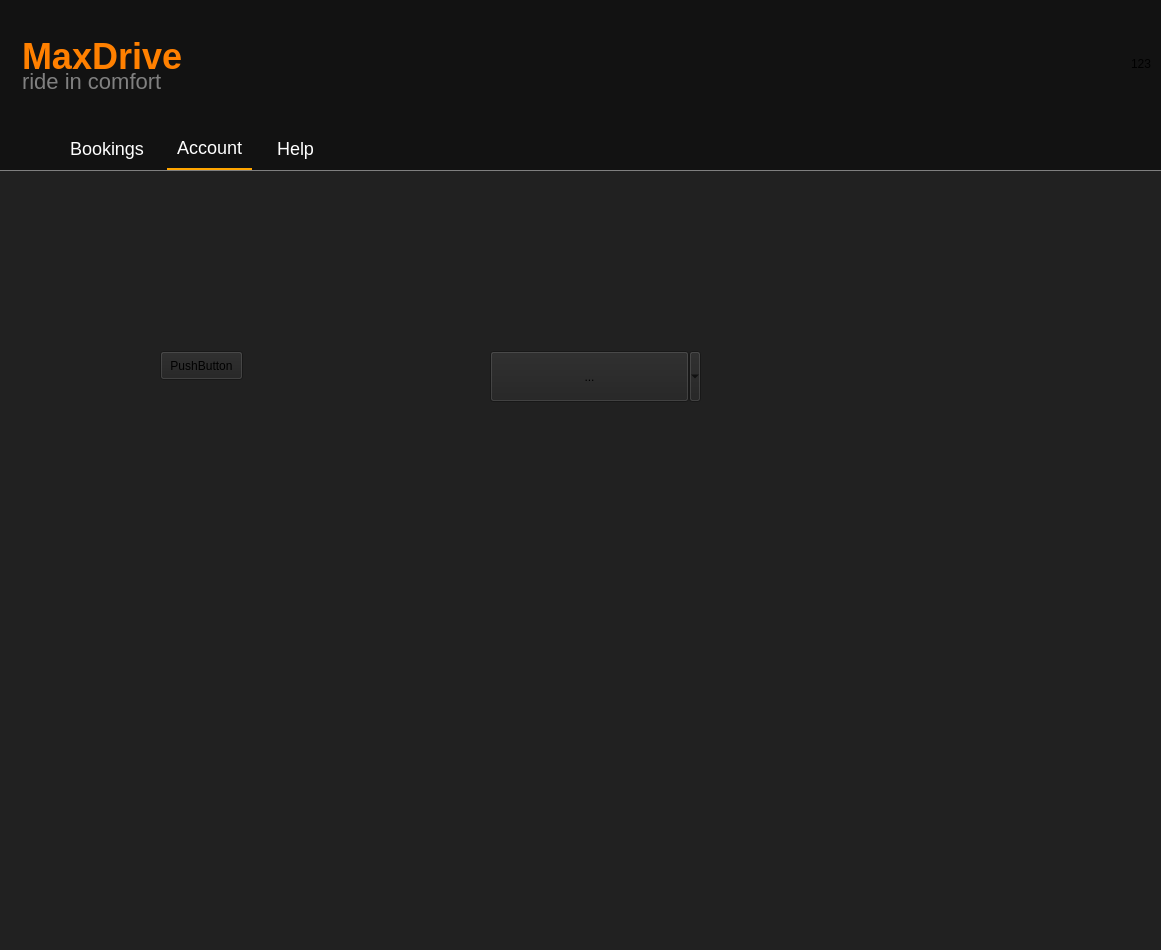
First picture: the form in mainwindow.ui, repository Maks2447/RentalCarsProject, before the edit.
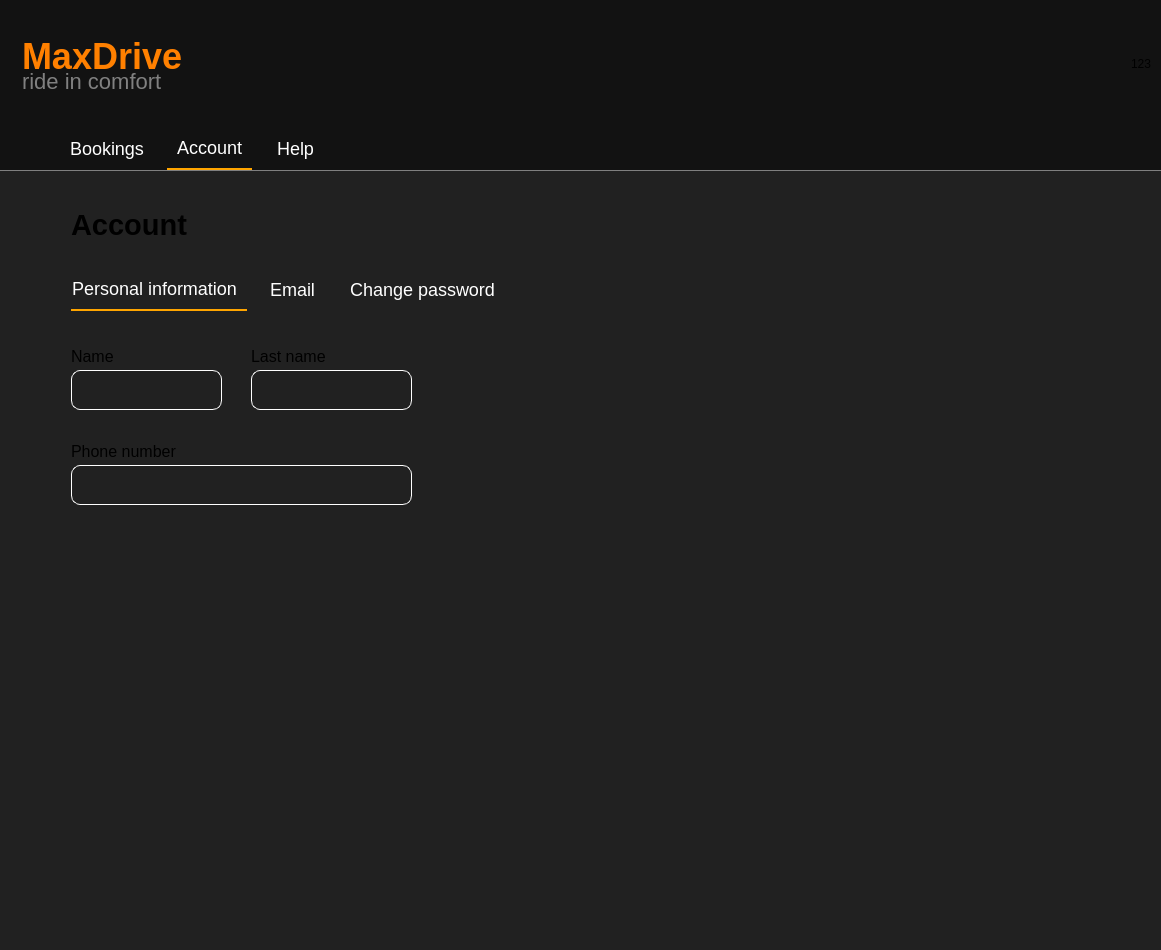
Second picture: the form after the edit. The open tabs and pages were chosen to show the change. Icons and pictures are not drawn.

```diff
--- a/mainwindow.ui
+++ b/mainwindow.ui
@@ -2616,9 +2616,9 @@
          <number>0</number>
         </property>
         <item row="1" column="0">
-         <widget class="QWidget" name="widget_3" native="true">
+         <widget class="QWidget" name="ProfilePage_mainWidget" native="true">
           <property name="styleSheet">
-           <string notr="true">#widget_3 {
+           <string notr="true">#ProfilePage_mainWidget {
 	background-color: #121212;
 }</string>
           </property>
@@ -2636,7 +2636,7 @@
             <number>0</number>
            </property>
            <item>
-            <widget class="QTabWidget" name="tabWidget">
+            <widget class="QTabWidget" name="ProfilePage_mainTabWidget">
              <property name="styleSheet">
               <string notr="true">QTabBar {
     background-color: #212121;
@@ -2679,9 +2679,9 @@
 }</string>
              </property>
              <property name="currentIndex">
-              <number>0</number>
+              <number>1</number>
              </property>
-             <widget class="QWidget" name="Profile_Booking_page">
+             <widget class="QWidget" name="Profile_Booking_Tab">
               <property name="styleSheet">
                <string notr="true">background-color: #212121;
 </string>
@@ -2697,10 +2697,10 @@
                 <number>11</number>
                </property>
                <item>
-                <widget class="QWidget" name="widget_6" native="true">
+                <widget class="QWidget" name="bookingWidget" native="true">
                  <layout class="QHBoxLayout" name="horizontalLayout">
                   <property name="leftMargin">
-                   <number>0</number>
+                   <number>35</number>
                   </property>
                   <property name="topMargin">
                    <number>30</number>
@@ -2712,7 +2712,7 @@
                    <number>0</number>
                   </property>
                   <item>
-                   <widget class="QTabWidget" name="tabWidget_2">
+                   <widget class="QTabWidget" name="Booking_innerTab">
                     <property name="font">
                      <font>
                       <pointsize>9</pointsize>
@@ -2734,12 +2734,13 @@
 QTabWidget::pane {
 	background-color: #212121;
     border-top: 1px solid gray; 
+	margin-left: 20px;
 }</string>
                     </property>
                     <property name="currentIndex">
                      <number>0</number>
                     </property>
-                    <widget class="QWidget" name="tab_2">
+                    <widget class="QWidget" name="ActiveOrders_Tab">
                      <property name="font">
                       <font>
                        <pointsize>15</pointsize>
@@ -2751,6 +2752,9 @@
                       <string>Active</string>
                      </attribute>
                      <layout class="QVBoxLayout" name="verticalLayout_12">
+                      <property name="leftMargin">
+                       <number>11</number>
+                      </property>
                       <item>
                        <widget class="QScrollArea" name="scrollArea_3">
                         <property name="styleSheet">
@@ -2772,7 +2776,7 @@
                           <rect>
                            <x>0</x>
                            <y>0</y>
-                           <width>1117</width>
+                           <width>1062</width>
                            <height>597</height>
                           </rect>
                          </property>
@@ -2798,7 +2802,7 @@
                       </item>
                      </layout>
                     </widget>
-                    <widget class="QWidget" name="tab_3">
+                    <widget class="QWidget" name="PastOrders_Tab">
                      <attribute name="title">
                       <string>Past orders</string>
                      </attribute>
@@ -2818,7 +2822,7 @@
                           <rect>
                            <x>0</x>
                            <y>0</y>
-                           <width>1117</width>
+                           <width>1062</width>
                            <height>597</height>
                           </rect>
                          </property>
@@ -2839,7 +2843,7 @@
                </item>
               </layout>
              </widget>
-             <widget class="QWidget" name="Profile_account_page">
+             <widget class="QWidget" name="Profile_account_Tab">
               <property name="maximumSize">
                <size>
                 <width>16777215</width>
@@ -2852,35 +2856,196 @@
               <attribute name="title">
                <string>Account</string>
               </attribute>
-              <widget class="QPushButton" name="pushButton_2">
-               <property name="geometry">
-                <rect>
-                 <x>160</x>
-                 <y>180</y>
-                 <width>83</width>
-                 <height>29</height>
-                </rect>
+              <layout class="QVBoxLayout" name="verticalLayout_19" stretch="1,8">
+               <property name="spacing">
+                <number>5</number>
                </property>
-               <property name="text">
-                <string>PushButton</string>
+               <property name="leftMargin">
+                <number>71</number>
                </property>
-              </widget>
-              <widget class="QToolButton" name="toolButton">
-               <property name="geometry">
-                <rect>
-                 <x>490</x>
-                 <y>180</y>
-                 <width>211</width>
-                 <height>51</height>
-                </rect>
+               <property name="topMargin">
+                <number>15</number>
                </property>
-               <property name="text">
-                <string>...</string>
+               <property name="rightMargin">
+                <number>0</number>
                </property>
-               <property name="popupMode">
-                <enum>QToolButton::ToolButtonPopupMode::MenuButtonPopup</enum>
+               <property name="bottomMargin">
+                <number>0</number>
                </property>
-              </widget>
+               <item>
+                <widget class="QLabel" name="Account_label">
+                 <property name="font">
+                  <font>
+                   <pointsize>22</pointsize>
+                   <bold>true</bold>
+                  </font>
+                 </property>
+                 <property name="text">
+                  <string>Account</string>
+                 </property>
+                </widget>
+               </item>
+               <item>
+                <widget class="QTabWidget" name="Account_innerTab">
+                 <property name="styleSheet">
+                  <string notr="true">QTabBar::tab:first {
+	margin-left: -9px;    
+}
+QTabWidget::pane {
+    background-color: blue;
+	border-top: none;
+}
+QTabBar::tab {
+    background-color: #212121;
+    color: white;
+    border: none;
+}
+QTabBar {
+    font-size: 18px; 
+    border: none;
+}
+QTabBar::tab:selected {
+    border-bottom: 2px solid orange;
+}
+
+QLineEdit {
+  	height: 43px;
+  	border: 1px solid white;
+ 	border-radius: 9px; 
+	font: 13pt;
+	padding-left: 10px;
+}
+
+QPushButton {
+        background-color: #ff7b00;
+        color: white;
+        border: none;
+        font-size: 26px;
+        border-radius: 6px;
+}
+QPushButton:hover {
+        background-color: #de6b00;
+}
+QPushButton:pressed {
+        background-color: #c45f00;
+}
+QPushButton:disabled {
+        background-color: #e37d34;
+        color: #d6d6d6;
+}</string>
+                 </property>
+                 <property name="currentIndex">
+                  <number>2</number>
+                 </property>
+                 <widget class="QWidget" name="PersonalInformation_tab">
+                  <attribute name="title">
+                   <string>Personal information</string>
+                  </attribute>
+                  <widget class="QLineEdit" name="Account_name_EditLine">
+                   <property name="geometry">
+                    <rect>
+                     <x>0</x>
+                     <y>59</y>
+                     <width>151</width>
+                     <height>40</height>
+                    </rect>
+                   </property>
+                   <property name="font">
+                    <font>
+                     <pointsize>13</pointsize>
+                     <italic>false</italic>
+                     <bold>false</bold>
+                    </font>
+                   </property>
+                  </widget>
+                  <widget class="QLabel" name="Account_name_label">
+                   <property name="geometry">
+                    <rect>
+                     <x>0</x>
+                     <y>35</y>
+                     <width>171</width>
+                     <height>21</height>
+                    </rect>
+                   </property>
+                   <property name="font">
+                    <font>
+                     <pointsize>12</pointsize>
+                    </font>
+                   </property>
+                   <property name="text">
+                    <string>Name</string>
+                   </property>
+                  </widget>
+                  <widget class="QLabel" name="Account_phone_label">
+                   <property name="geometry">
+                    <rect>
+                     <x>0</x>
+                     <y>130</y>
+                     <width>161</width>
+                     <height>21</height>
+                    </rect>
+                   </property>
+                   <property name="font">
+                    <font>
+                     <pointsize>12</pointsize>
+                    </font>
+                   </property>
+                   <property name="text">
+                    <string>Phone number</string>
+                   </property>
+                  </widget>
+                  <widget class="QLineEdit" name="Account_phone_EditLine">
+                   <property name="geometry">
+                    <rect>
+                     <x>0</x>
+                     <y>154</y>
+                     <width>341</width>
+                     <height>40</height>
+                    </rect>
+                   </property>
+                  </widget>
+                  <widget class="QLineEdit" name="Account_LastName_EditLine">
+                   <property name="geometry">
+                    <rect>
+                     <x>180</x>
+                     <y>59</y>
+                     <width>161</width>
+                     <height>40</height>
+                    </rect>
+                   </property>
+                  </widget>
+                  <widget class="QLabel" name="Account_LastName_label">
+                   <property name="geometry">
+                    <rect>
+                     <x>180</x>
+                     <y>35</y>
+                     <width>111</width>
+                     <height>20</height>
+                    </rect>
+                   </property>
+                   <property name="font">
+                    <font>
+                     <pointsize>12</pointsize>
+                    </font>
+                   </property>
+                   <property name="text">
+                    <string>Last name</string>
+                   </property>
+                  </widget>
+                 </widget>
+                 <widget class="QWidget" name="Email_tab">
+                  <attribute name="title">
+                   <string>Email</string>
+                  </attribute>
+                 </widget>
+                 <widget class="QWidget" name="ChangePassword_tab">
+                  <attribute name="title">
+                   <string>Change password</string>
+                  </attribute>
+                 </widget>
+                </widget>
+               </item>
+              </layout>
              </widget>
              <widget class="QWidget" name="tab">
               <property name="minimumSize">
@@ -2908,14 +3073,14 @@
          </widget>
         </item>
         <item row="2" column="0">
-         <widget class="QWidget" name="widget_5" native="true">
+         <widget class="QWidget" name="ProfilePage_bottomWidget" native="true">
           <property name="styleSheet">
            <string notr="true">background-color: #212121;</string>
           </property>
          </widget>
         </item>
         <item row="0" column="0">
-         <widget class="QWidget" name="widget_2" native="true">
+         <widget class="QWidget" name="ProfilePage_topWidget" native="true">
           <property name="styleSheet">
            <string notr="true">background-color: #121212;</string>
           </property>
@@ -2927,7 +3092,7 @@
             <number>11</number>
            </property>
            <item>
-            <widget class="QLabel" name="label_2">
+            <widget class="QLabel" name="logoName_label">
              <property name="maximumSize">
               <size>
                <width>16777215</width>
@@ -2965,7 +3130,7 @@
             </spacer>
            </item>
            <item>
-            <widget class="QLabel" name="label_3">
+            <widget class="QLabel" name="logout_label">
              <property name="text">
               <string>123</string>
              </property>
```
